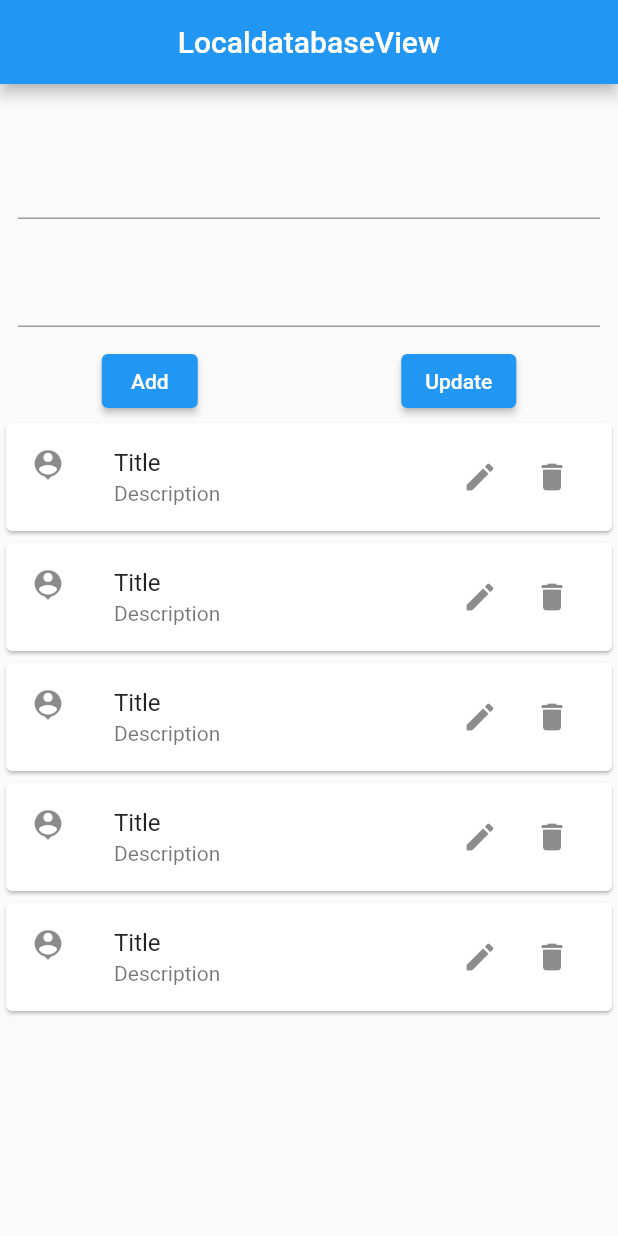
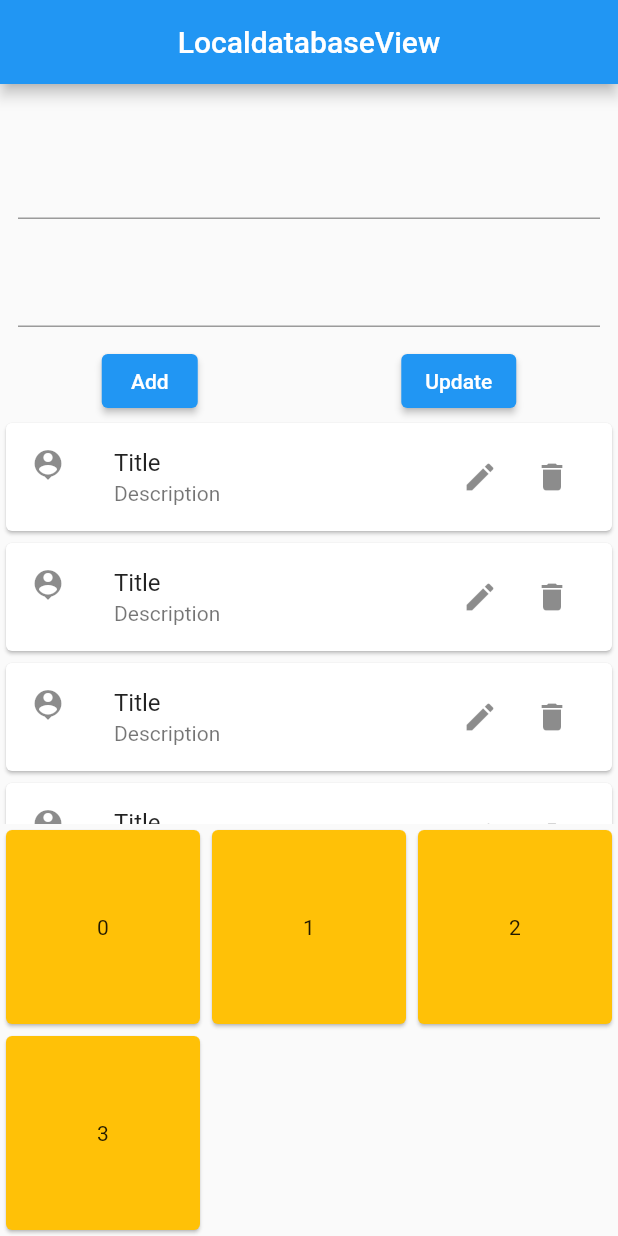
Before and after one commit to md-redwanul-haque/pageView-controller-with-getx, a Flutter app: the screen it shows after launch, on a phone screen of 412 x 824 dp. Run offline on Flutter 3.47's test engine with Material 2 defaults, Android fonts, the phone set to English and light mode, and no system bars; our stand-ins replace get, google_maps_flutter, hive, hive_flutter, image_picker, sqflite; accounts and stored records are empty.

Commit message:
add method added

```diff
--- a/lib/app/modules/localdatabase/views/localdatabase_view.dart
+++ b/lib/app/modules/localdatabase/views/localdatabase_view.dart
@@ -52,9 +52,31 @@ class LocaldatabaseView extends GetView<LocaldatabaseController> {
                 ),
               );
             },),
-          )
+          ),
+
+          myWidget(context)
+
+
         ],
       )
     );
   }
+  Widget myWidget(BuildContext context) {
+    return
+    GridView.builder(
+          shrinkWrap: true,
+          physics: ScrollPhysics(),
+          gridDelegate: const SliverGridDelegateWithFixedCrossAxisCount(
+            crossAxisCount: 3,
+          ),
+          itemCount: 4,
+          itemBuilder: (BuildContext context, int index) {
+            return Card(
+              color: Colors.amber,
+              child: Center(child: Text('$index')),
+            );
+          }
+      );
+
+  }
 }
```
Also changed, not shown: lib/app/modules/localdatabase/db/db_provider.dart (+41 -2 lines).
